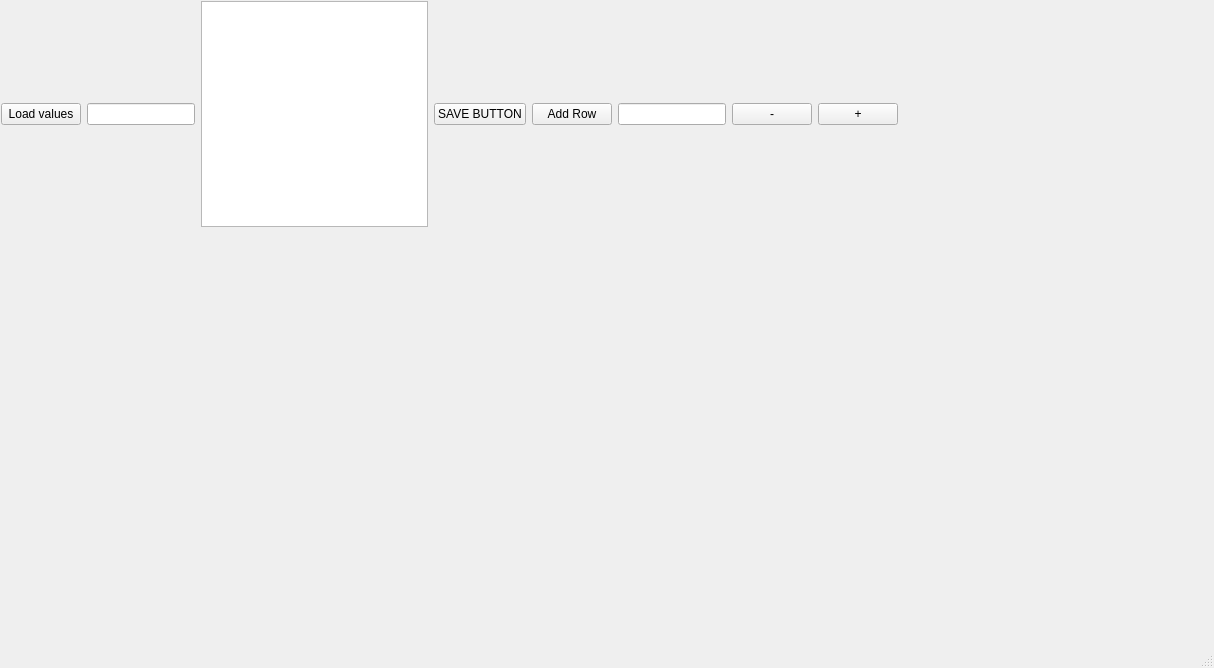
Above: mainwindow.ui from Sangameeee/cmmsMini before the change. Below: the same form after it.
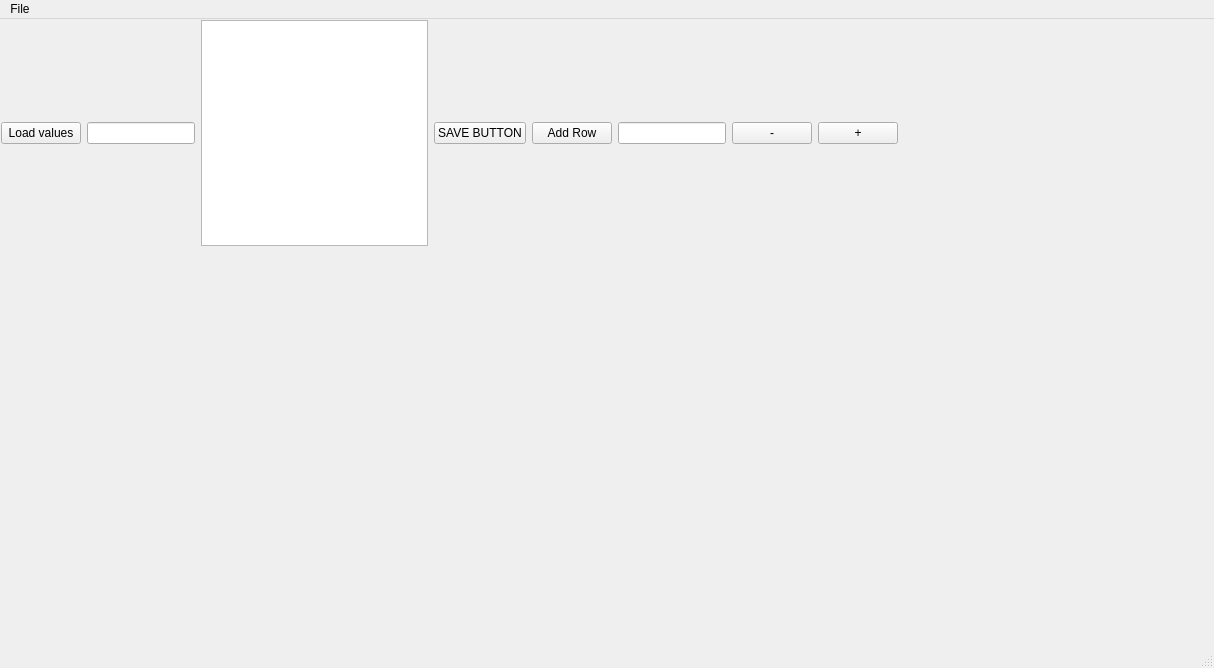
That is the form after the change.

What changed in the file:
```diff
--- a/mainwindow.ui
+++ b/mainwindow.ui
@@ -146,6 +146,15 @@
      <height>25</height>
     </rect>
    </property>
+   <widget class="QMenu" name="menuFile">
+    <property name="title">
+     <string>File</string>
+    </property>
+    <addaction name="actionSave"/>
+    <addaction name="actionLoad"/>
+    <addaction name="actionPrint"/>
+   </widget>
+   <addaction name="menuFile"/>
   </widget>
   <widget class="QStatusBar" name="statusbar"/>
  </widget>
```
Left out of the diff: 15 changed lines with no effect on the pictures.
